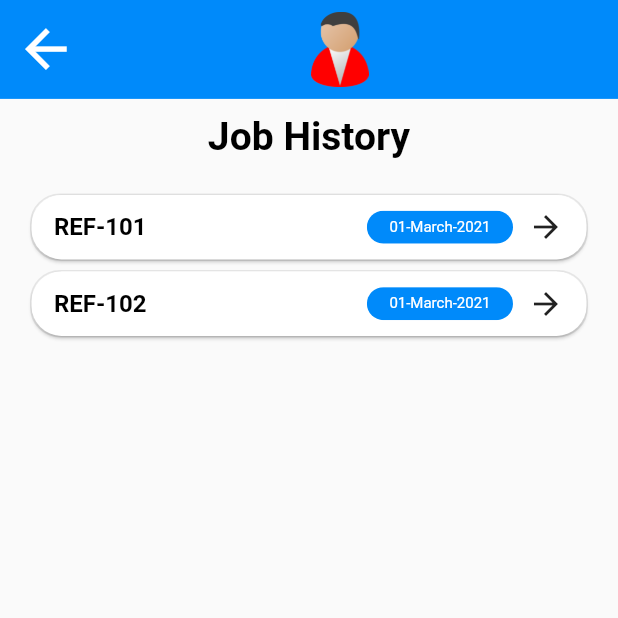
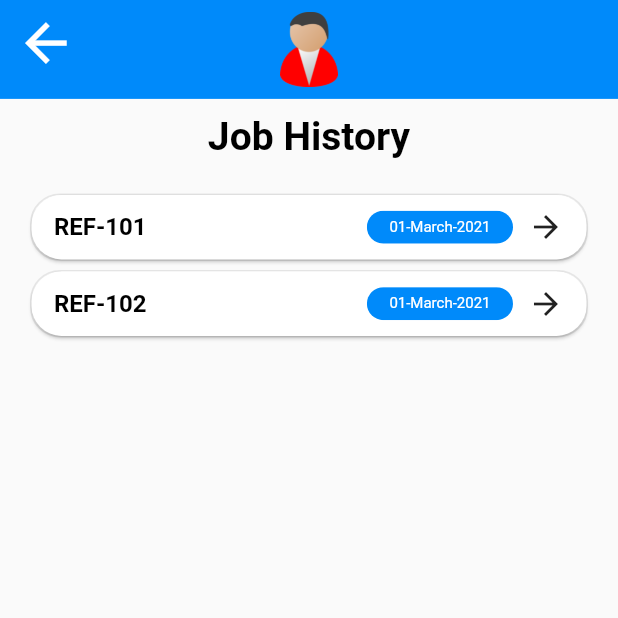
Before and after one commit to izaanjahangir/cleaning-app-flutter, a Flutter app: the JobHistory screen opened by its route, on a phone screen of 412 x 824 dp, the top half of it. Run offline on Flutter 3.47's test engine with Material 2 defaults, Android fonts, the phone set to English and light mode, and no system bars; drawn by our look-alikes of touchable_opacity; our stand-ins replace flutter_credit_card, flutter_svg, geolocator, google_maps_flutter.

Commit message:
small fixes

```diff
--- a/lib/components/app_header/app_header.dart
+++ b/lib/components/app_header/app_header.dart
@@ -16,8 +16,7 @@ class AppHeader extends StatelessWidget {
       width: double.infinity,
       height: height * 0.08,
       padding: const EdgeInsets.symmetric(vertical: 8, horizontal: 10),
-      child: Row(
-        mainAxisAlignment: MainAxisAlignment.center,
+      child: Stack(
         children: [
           if (showBackIcon)
             TouchableOpacity(
@@ -31,13 +30,14 @@ class AppHeader extends StatelessWidget {
                 color: ThemeColors.white,
               ),
             ),
-          Expanded(
+          Align(
+              alignment: Alignment.center,
               child: Container(
-            alignment: Alignment.center,
-            child: Image.asset(
-              "assets/icons/app-logo.png",
-            ),
-          ))
+                alignment: Alignment.center,
+                child: Image.asset(
+                  "assets/icons/app-logo.png",
+                ),
+              ))
         ],
       ),
     );
--- a/lib/config/theme_colors.dart
+++ b/lib/config/theme_colors.dart
@@ -7,5 +7,5 @@ class ThemeColors {
   static Color placeholder = Colors.grey[600];
   static Color white = Colors.white;
   static Color lightGrey = Color.fromRGBO(230, 230, 230, 1);
-  static Color lightestGrey = Colors.grey[300];
+  static Color lightestGrey = Colors.grey[200];
 }
```
